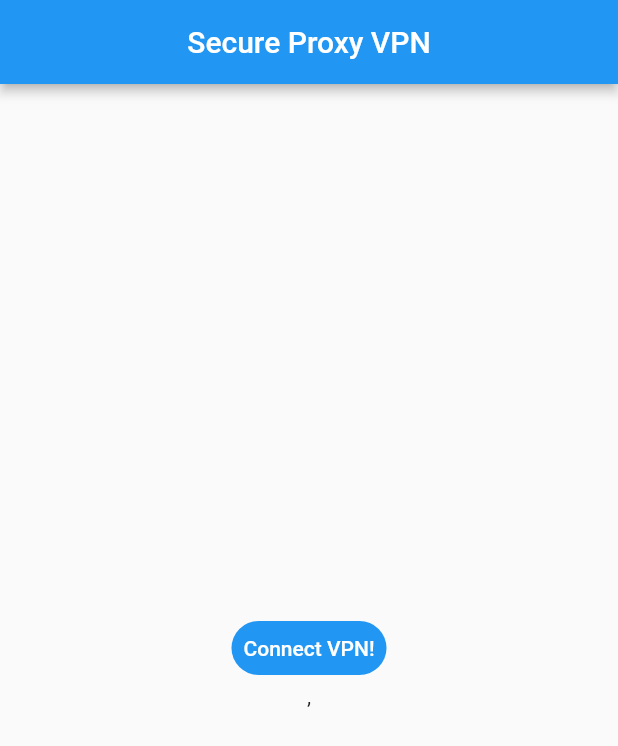
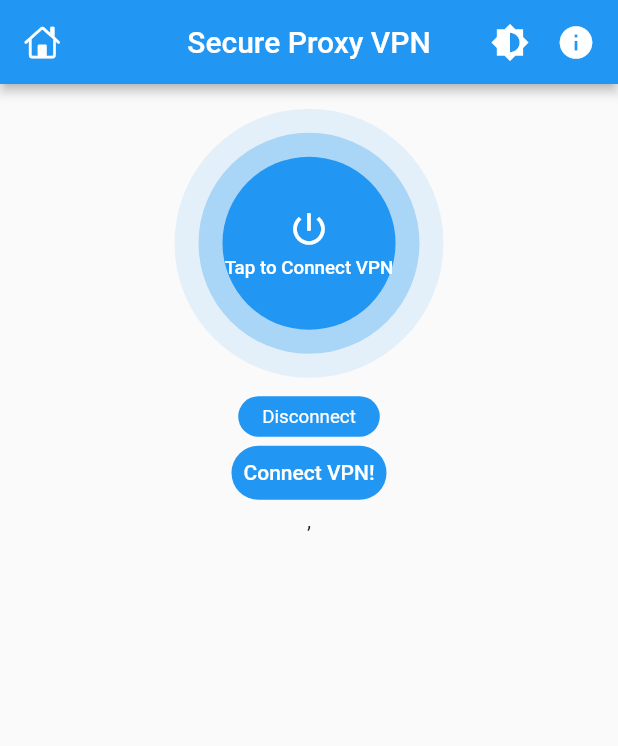
Before and after one commit to sameerq08/nizvpn-master, a Flutter app: the screen it shows after launch, on a phone screen of 412 x 824 dp. Shown: the top 746 px of the screen. Run offline on Flutter 3.47's test engine with Material 2 defaults, Android fonts, the phone set to English and light mode, and no system bars; our stand-ins replace get, package_info; statements that could not run were skipped.

Commit message:
"MainScreen"

```diff
--- a/lib/ui/screens/mainScreen.dart
+++ b/lib/ui/screens/mainScreen.dart
@@ -5,12 +5,15 @@
 
 import 'dart:developer';
 
+import 'package:flutter/cupertino.dart';
 import 'package:flutter/material.dart';
 import 'package:open_nizvpn/core/models/dnsConfig.dart';
 import 'package:open_nizvpn/core/models/vpnConfig.dart';
 import 'package:open_nizvpn/core/models/vpnStatus.dart';
 import 'package:open_nizvpn/core/utils/nizvpn_engine.dart';
 import 'package:flutter/services.dart' show rootBundle;
+
+late Size mq;
 
 class MainScreen extends StatefulWidget {
   @override
@@ -53,18 +56,36 @@ class _MainScreenState extends State<MainScreen> {
 
   @override
   Widget build(BuildContext context) {
+    mq = MediaQuery.of(context).size;
     return Scaffold(
       appBar: AppBar(
+        leading: Icon(CupertinoIcons.home),
         title: Text("Secure Proxy VPN"),
+        actions: [
+          IconButton(
+            onPressed: () {},
+            icon: Icon(
+              Icons.brightness_medium,
+              size: 26,
             ),
-      body: Center(
-        child: SingleChildScrollView(
-          padding: EdgeInsets.all(20),
-          physics: BouncingScrollPhysics(),
-          child: Column(
+          ),
+          IconButton(
+            padding: EdgeInsets.only(right: 8),
+            onPressed: () {},
+            icon: Icon(
+              Icons.info,
+              size: 26,
+            ),
+          ),
+        ],
+      ),
+      body: Column(
         mainAxisSize: MainAxisSize.min,
-            crossAxisAlignment: CrossAxisAlignment.stretch,
         children: [
+          SizedBox(
+            height: mq.height * .02,
+          ),
+          _vpnButton(),
           Center(
             child: TextButton(
               style: TextButton.styleFrom(
@@ -99,10 +120,8 @@ class _MainScreenState extends State<MainScreen> {
                         width: 20,
                         child: Center(
                             child: _selectedVpn == e
-                                    ? CircleAvatar(
-                                        backgroundColor: Colors.green)
-                                    : CircleAvatar(
-                                        backgroundColor: Colors.grey)),
+                                ? CircleAvatar(backgroundColor: Colors.green)
+                                : CircleAvatar(backgroundColor: Colors.grey)),
                       ),
                       onTap: () {
                         if (_selectedVpn == e) return;
@@ -115,8 +134,6 @@ class _MainScreenState extends State<MainScreen> {
                     ),
                   )
                 : [],
-              ),
-          ),
           ),
       ),
     );
@@ -137,4 +154,72 @@ class _MainScreenState extends State<MainScreen> {
       NizVpn.stopVpn();
     }
   }
+
+  // VPN Button
+  Widget _vpnButton() => Column(
+        children: [
+          Semantics(
+            button: true,
+            child: InkWell(
+              onTap: () {},
+              borderRadius: BorderRadius.circular(100),
+              child: Container(
+                padding: EdgeInsets.all(16),
+                decoration: BoxDecoration(
+                  shape: BoxShape.circle,
+                  color: Colors.blue.withOpacity(0.1),
+                ),
+                child: Container(
+                  padding: EdgeInsets.all(16),
+                  decoration: BoxDecoration(
+                    shape: BoxShape.circle,
+                    color: Colors.blue.withOpacity(0.3),
+                  ),
+                  child: Container(
+                    width: mq.height * .14,
+                    height: mq.height * .14,
+                    decoration: BoxDecoration(
+                      shape: BoxShape.circle,
+                      color: Colors.blue,
+                    ),
+                    child: Column(
+                      mainAxisAlignment: MainAxisAlignment.center,
+                      children: [
+                        Icon(
+                          Icons.power_settings_new,
+                          size: 28,
+                          color: Colors.white,
+                        ),
+                        SizedBox(
+                          height: 4,
+                        ),
+                        Text(
+                          'Tap to Connect VPN',
+                          style: TextStyle(
+                              fontSize: 12.5,
+                              color: Colors.white,
+                              fontWeight: FontWeight.w500),
+                        ),
+                      ],
+                    ),
+                  ),
+                ),
+              ),
+            ),
+          ),
+          Container(
+            margin: EdgeInsets.only(top: mq.height * .015),
+            padding: EdgeInsets.symmetric(vertical: 6, horizontal: 16),
+            decoration: BoxDecoration(
+                color: Colors.blue, borderRadius: BorderRadius.circular(15)),
+            child: Text(
+              'Disconnect',
+              style: TextStyle(
+                fontSize: 12.5,
+                color: Colors.white,
+              ),
+            ),
+          )
+        ],
+      );
 }
```
Lines whose indentation alone changed are shown as unchanged.
